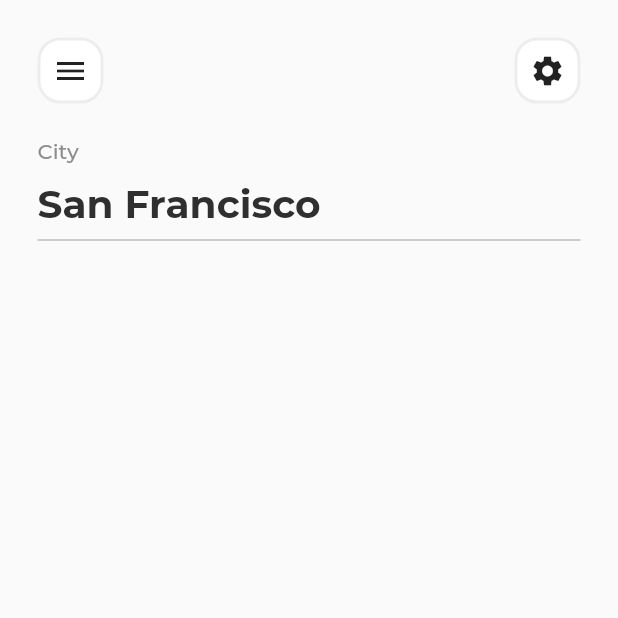
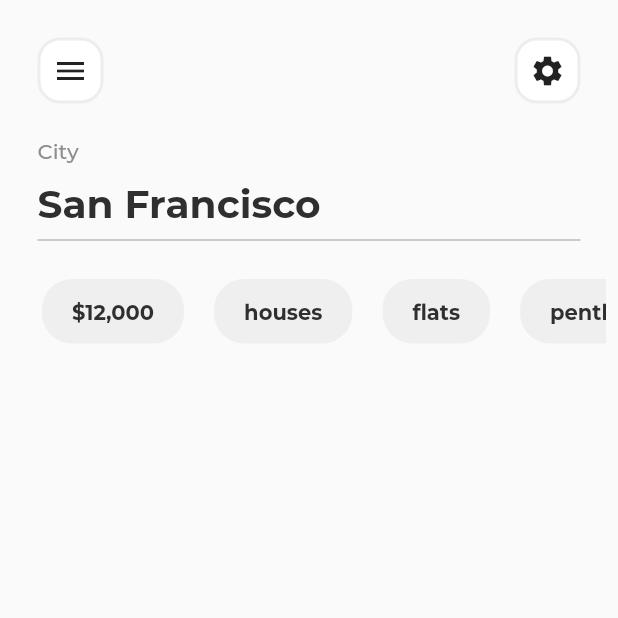
Before and after one commit to priyanshu-01/my_app, a Flutter app: the screen it shows after launch, on a phone screen of 412 x 824 dp, the top half of it. Run offline on Flutter 3.47's test engine with Material 2 defaults, Android fonts, the phone set to English and light mode, and no system bars.

Commit message:
add singleChildScrollView

```diff
--- a/lib/screens/LandingPage.dart
+++ b/lib/screens/LandingPage.dart
@@ -55,6 +55,20 @@ class LandingPage extends StatelessWidget {
               ),
             ),
             addVerticalSpace(10),
+            Padding(
+              padding: const EdgeInsets.all(8.0),
+              child: SingleChildScrollView(
+                scrollDirection: Axis.horizontal,
+                child: Row(
+                  children: [
+                    ChoiceOption(text: "\$12,000"),
+                    ChoiceOption(text: "houses"),
+                    ChoiceOption(text: "flats"),
+                    ChoiceOption(text: "penthouse"),
+                  ],
+                ),
+              ),
+            ),
             // ChoiceOption -> Row -> SingleChildScrollView (axis horizontal)
 
             addVerticalSpace(10),
```
